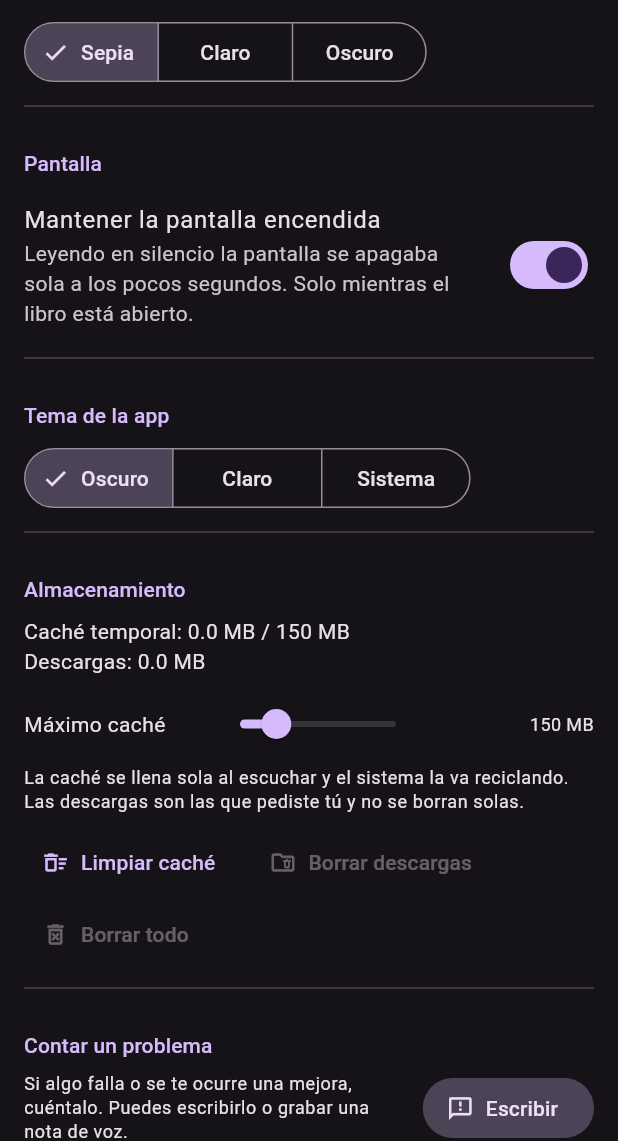
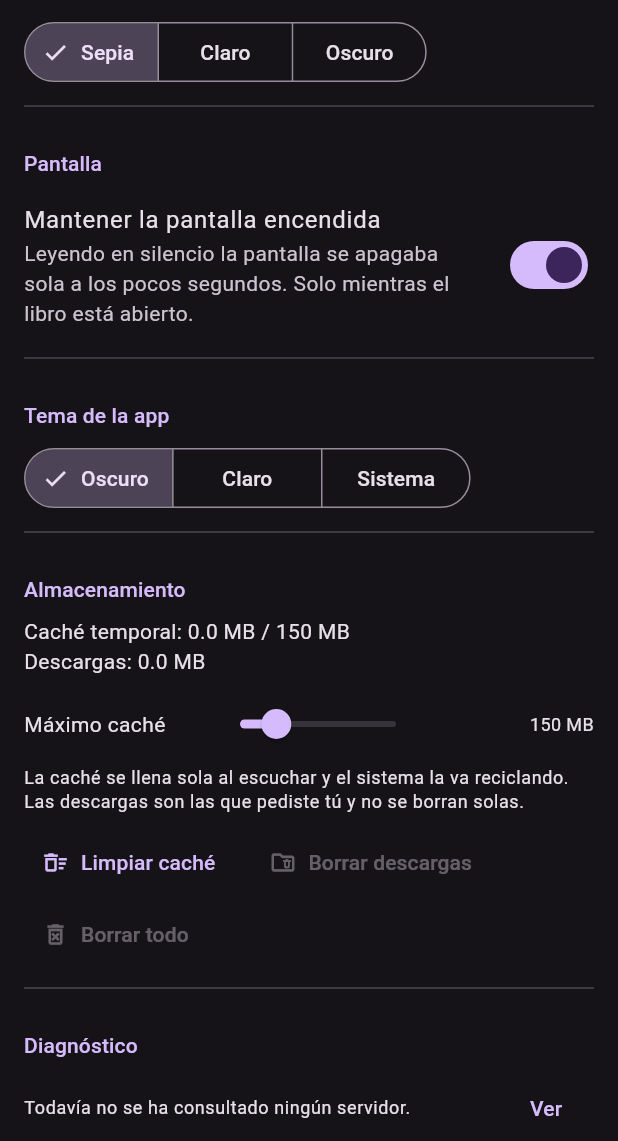
Before and after one commit to PedroSolorzano/voicex-movil, a Flutter app: the SettingsScreen screen opened by its route, scrolled down 1152 dp, on a phone screen of 412 x 824 dp, the part 95-1236 px from its top. Run offline on Flutter 3.47's test engine with Material 3 defaults, Android fonts, the phone set to English and light mode, and no system bars; our stand-ins replace audio_service, connectivity_plus, file_picker, flutter_riverpod, flutter_tts, go_router and 6 more; missing offline and left inert: audio_session, epubx, record; accounts and stored records are empty; statements that could not run were skipped.

Commit message:
fix(reportes): no se ofrece contar un problema donde no hay a donde mandarlo
Sin token ni direccion compilados, flush() sale en silencio y el reporte se
queda en la tabla para siempre, pero Ajustes seguia ofreciendo el formulario y
la pantalla de gracias prometia que saldria solo al volver el servidor. Ahora
esa seccion solo aparece si hay entrega posible, y el diagnostico dice que la
via es copiarlo y mandarlo a mano.

Claude-Session: https://claude.ai/code/session_01QQGHVwDm1ATXeEvBRarimZ

```diff
--- a/lib/services/reporter.dart
+++ b/lib/services/reporter.dart
@@ -169,11 +169,19 @@ class Reporter {
 
   static bool _flushing = false;
 
+  /// Whether this build has anywhere to send a report at all.
+  ///
+  /// An APK handed to somebody with no server of ours behind it — Edge only —
+  /// carries neither token nor address, so [flush] returns immediately and
+  /// everything queued stays queued forever. The screens ask this before
+  /// offering a form that promises delivery.
+  static bool get canDeliver =>
+      TtsServerConfig.token.isNotEmpty && TtsServerConfig.reportUrl.isNotEmpty;
+
   /// Delivers everything queued, oldest first. Silent by design.
   static Future<void> flush() async {
-    if (_flushing || TtsServerConfig.token.isEmpty) return;
+    if (_flushing || !canDeliver) return;
     final base = TtsServerConfig.reportUrl;
-    if (base.isEmpty) return;
 
     _flushing = true;
     try {
--- a/lib/ui/screens/settings_screen.dart
+++ b/lib/ui/screens/settings_screen.dart
@@ -8,6 +8,7 @@ import 'package:just_audio/just_audio.dart' as ja;
 import 'package:package_info_plus/package_info_plus.dart';
 import '../../errors.dart';
 import '../../config/server_config.dart';
+import '../../services/reporter.dart';
 import '../../config/settings.dart';
 import '../../storage/repositories.dart';
 import '../../tts/tts_factory.dart';
@@ -594,13 +595,17 @@ class _SettingsScreenState extends ConsumerState<SettingsScreen> {
               ),
             ]),
 
+          // Solo si esta compilación tiene a dónde mandarlo. Sin servidor, el
+          // reporte se queda encolado para siempre y la pantalla de gracias
+          // promete un envío que no va a ocurrir nunca.
+          if (Reporter.canDeliver)
             _Section(title: 'Contar un problema', children: [
               Row(
                 children: [
                   Expanded(
                     child: Text(
-                    'Si algo falla o se te ocurre una mejora, cuéntalo. Puedes '
-                    'escribirlo o grabar una nota de voz.',
+                      'Si algo falla o se te ocurre una mejora, cuéntalo. '
+                      'Puedes escribirlo o grabar una nota de voz.',
                       style: Theme.of(context).textTheme.bodySmall,
                     ),
                   ),
@@ -618,7 +623,8 @@ class _SettingsScreenState extends ConsumerState<SettingsScreen> {
           // funciona" en cinco líneas con números. Es la mitad que el log del
           // servidor no puede dar — un sondeo que expira en el teléfono se ve
           // allí como un 200 impecable, porque lo que se perdió fue la vuelta.
-          _DiagnosticsSection(version: _packageInfo),
+          _DiagnosticsSection(
+              version: _packageInfo, puedeEnviar: Reporter.canDeliver),
 
           const SizedBox(height: 24),
           Center(
@@ -1110,9 +1116,14 @@ class _Section extends StatelessWidget {
 
 /// Últimos sondeos medidos en el teléfono, listos para compartir.
 class _DiagnosticsSection extends StatefulWidget {
-  const _DiagnosticsSection({required this.version});
+  const _DiagnosticsSection({required this.version, required this.puedeEnviar});
 
   final PackageInfo? version;
+
+  /// Cuando es falso, esta sección es la única forma de que un fallo salga del
+  /// teléfono, y el texto lo dice en vez de dar por hecho que hay un botón de
+  /// "Contar un problema" más arriba.
+  final bool puedeEnviar;
 
   @override
   State<_DiagnosticsSection> createState() => _DiagnosticsSectionState();
@@ -1163,8 +1174,12 @@ class _DiagnosticsSectionState extends State<_DiagnosticsSection> {
         ),
         const SizedBox(height: 8),
         Text(
-          'Si algo falla, copia esto y mándalo: dice cuánto tardó cada intento '
-          'y en qué acabó.',
+          widget.puedeEnviar
+              ? 'Si algo falla, copia esto y mándalo: dice cuánto tardó cada '
+                  'intento y en qué acabó.'
+              : 'Esta versión de la app no tiene a dónde enviar reportes. Si '
+                  'algo falla, copia esto y mándalo por mensaje: dice cuánto '
+                  'tardó cada intento y en qué acabó.',
           style: Theme.of(context).textTheme.bodySmall,
         ),
       ],
```
Lines whose indentation alone changed are shown as unchanged.
